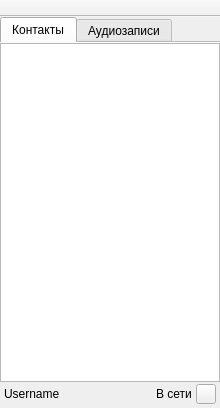
First picture: the form in mainwindow.ui, repository yzubchenko/VKReplica, before the edit.
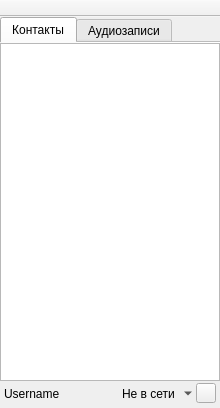
Second picture: the form after the edit. Icons and pictures are not drawn.

The edit to the form file:
```diff
--- a/mainwindow.ui
+++ b/mainwindow.ui
@@ -89,7 +89,7 @@
     <item>
      <layout class="QHBoxLayout" name="horizontalLayout">
       <property name="spacing">
-       <number>4</number>
+       <number>2</number>
       </property>
       <property name="leftMargin">
        <number>4</number>
@@ -124,9 +124,25 @@
        </spacer>
       </item>
       <item>
-       <widget class="QLabel" name="label">
+       <widget class="QToolButton" name="statusButton">
         <property name="text">
-         <string>В сети</string>
+         <string>Не в сети</string>
+        </property>
+        <property name="icon">
+         <iconset resource="resources.qrc">
+          <normaloff>:/contacts/resources/offline.png</normaloff>:/contacts/resources/offline.png</iconset>
+        </property>
+        <property name="popupMode">
+         <enum>QToolButton::MenuButtonPopup</enum>
+        </property>
+        <property name="toolButtonStyle">
+         <enum>Qt::ToolButtonTextBesideIcon</enum>
+        </property>
+        <property name="autoRaise">
+         <bool>true</bool>
+        </property>
+        <property name="arrowType">
+         <enum>Qt::NoArrow</enum>
         </property>
        </widget>
       </item>
```
Left out of the diff: 24 changed lines with no effect on the pictures.
